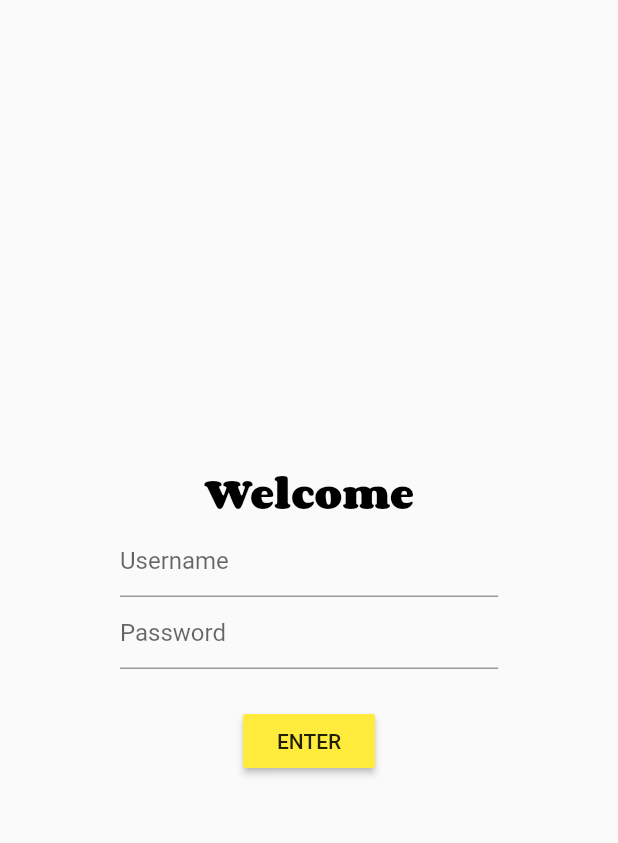
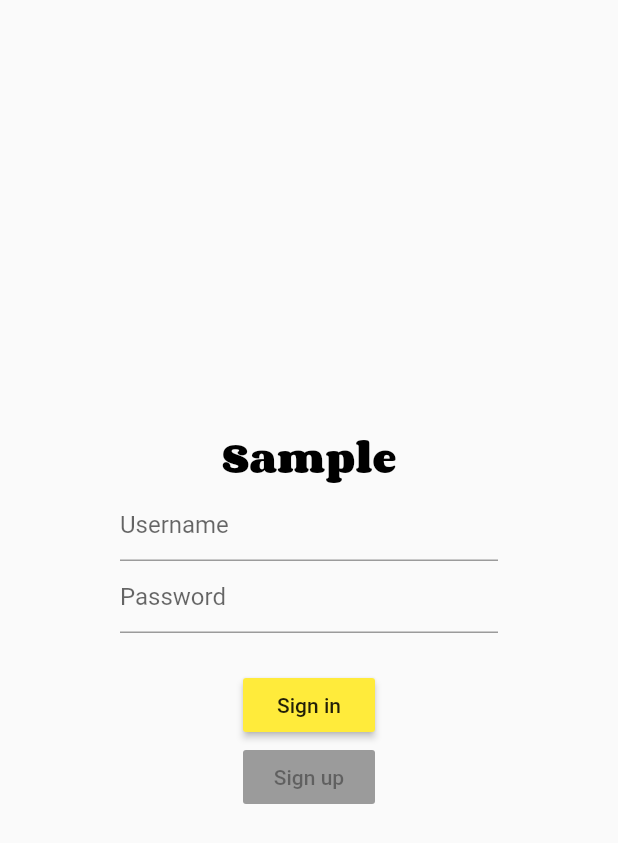
Before and after one commit to fkdudrbs55/provider_shopper, a Flutter app: the screen it shows after launch, on a phone screen of 412 x 824 dp. Shown: the top 843 px of the screen. Run offline on Flutter 3.47's test engine with Material 2 defaults, Android fonts, the phone set to English and light mode, and no system bars; our stand-ins replace firebase_auth; accounts and stored records are empty.

Commit message:
Login and signout functionality added

```diff
--- a/lib/main.dart
+++ b/lib/main.dart
@@ -19,7 +19,6 @@ class MyApp extends StatelessWidget {
     // Using MultiProvider is convenient when providing multiple objects.
     return MultiProvider(
       providers: [
-
         Provider(create: (context) => LoginModel.instance()),
         // In this sample app, CatalogModel never changes, so a simple Provider
         // is sufficient.
@@ -27,6 +26,7 @@ class MyApp extends StatelessWidget {
         // CartModel is implemented as a ChangeNotifier, which calls for the use
         // of ChangeNotifierProvider. Moreover, CartModel depends
         // on CatalogModel, so a ProxyProvider is needed.
+
         ChangeNotifierProxyProvider<CatalogModel, CartModel>(
           create: (context) => CartModel(),
           update: (context, catalog, cart) {
@@ -34,18 +34,21 @@ class MyApp extends StatelessWidget {
             return cart;
           },
         ),
-
       ],
-      child: MaterialApp(
+        child: Consumer(
+            builder: (context, LoginModel user, _) {
+              return MaterialApp(
                 title: 'Provider Demo',
                 theme: appTheme,
                 initialRoute: '/',
                 routes: {
-          '/': (context) => MyLogin(),
-          '/catalog': (context) => MyCatalog(),
+                  '/': (context) => LoginScreen(),
+                  '/catalog': (context) => CatalogScreen(),
                   '/cart': (context) => MyCart(),
                 },
-      ),
+              );
+            }
+        )
     );
   }
 }
--- a/lib/models/login.dart
+++ b/lib/models/login.dart
@@ -6,6 +6,7 @@ enum Status { Uninitialized, Authenticated, Authenticating, Unauthenticated }
 class LoginModel extends ChangeNotifier {
   FirebaseAuth _auth;
   FirebaseUser _user;
+  String _userUID;
   Status _status = Status.Uninitialized;
 
   LoginModel.instance() : _auth = FirebaseAuth.instance {
@@ -15,19 +16,26 @@ class LoginModel extends ChangeNotifier {
   Status get status => _status;
   FirebaseUser get user => _user;
 
+  String get userUID => _user.uid;
+
   set (Status status) => _status = status;
 
   Future<bool> signIn(String email, String password) async {
     try {
       _status = Status.Authenticating;
-      notifyListeners();
       await _auth.signInWithEmailAndPassword(email: email, password: password);
-      return true;
+      print('Checkpoint for true');
     } catch (e) {
+      print(e.toString());
       _status = Status.Unauthenticated;
       notifyListeners();
+      print('Checkpoint for false');
       return false;
     }
+    _status = Status.Authenticated;
+    notifyListeners();
+
+    return true;
   }
 
   Future signOut() async {
--- a/lib/screens/login.dart
+++ b/lib/screens/login.dart
@@ -3,14 +3,25 @@ import 'package:firebase_auth/firebase_auth.dart';
 import 'package:provider/provider.dart';
 import 'package:provider_shopper/models/login.dart';
 
+class LoginScreen extends StatefulWidget {
+  @override
+  _LoginScreenState createState() => _LoginScreenState();
+}
 
-class MyLogin extends StatelessWidget {
+class _LoginScreenState extends State<LoginScreen> {
 
+  TextEditingController _email;
+  TextEditingController _password;
 
+  @override
+  void initState() {
+    super.initState();
+    _email = TextEditingController(text: "");
+    _password = TextEditingController(text: "");
+  }
 
   @override
   Widget build(BuildContext context) {
-
     var login = Provider.of<LoginModel>(context);
 
     return Scaffold(
@@ -21,15 +32,17 @@ class MyLogin extends StatelessWidget {
             mainAxisAlignment: MainAxisAlignment.center,
             children: [
               Text(
-                'Welcome',
+                'Sample',
                 style: Theme.of(context).textTheme.headline,
               ),
               TextFormField(
+                controller: _email,
                 decoration: InputDecoration(
                   hintText: 'Username',
                 ),
               ),
               TextFormField(
+                controller: _password,
                 decoration: InputDecoration(
                   hintText: 'Password',
                 ),
@@ -40,16 +53,18 @@ class MyLogin extends StatelessWidget {
               ),
               RaisedButton(
                 color: Colors.yellow,
-                child: Text('ENTER'),
-                onPressed: () {
-
-                  if(login.status == Status.Authenticated){
+                child: Text('Sign in'),
+                onPressed: () async {
+                  if (await login.signIn(
+                      _email.text.trim(), _password.text.trim())) {
                     Navigator.pushReplacementNamed(context, '/catalog');
-                  } else {
-                    print(login.status.toString());
                   }
-
                 },
+              ),
+              RaisedButton(
+                color: Colors.yellow,
+                child: Text('Sign up'),
+//                onPressed: ,
               )
             ],
           ),
@@ -58,6 +73,10 @@ class MyLogin extends StatelessWidget {
     );
   }
 
-  //Connect with Firebase
-
+  @override
+  void dispose() {
+    _email.dispose();
+    _password.dispose();
+    super.dispose();
+  }
 }
```
Also changed, not shown: lib/screens/catalog.dart (+9 -1 lines). Lines whose indentation alone changed are shown as unchanged.
